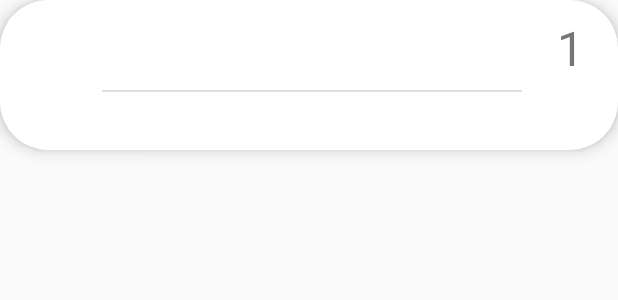
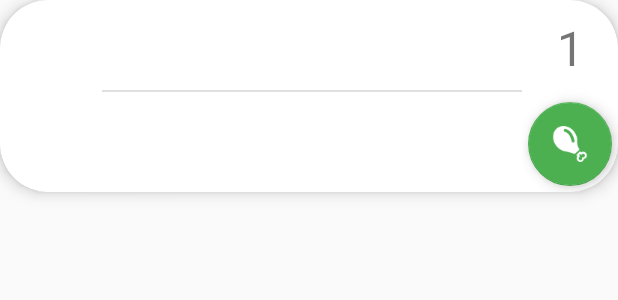
Before and after one commit to CodaPP/android-client, an Android app: the layout item_fridge.xml on its own in the app's theme, with its tools: preview values and no code run, on a phone screen of 412 x 824 dp. Shown: the top 300 px of the screen. Run offline under Robolectric (Android 15) with nearby library versions, the phone set to English and light mode, and no system bars; network calls fail.

Commit message:
added item donations

```diff
--- a/app/src/main/java/com/ialex/foodsavr/data/remote/models/FridgeItem.java
+++ b/app/src/main/java/com/ialex/foodsavr/data/remote/models/FridgeItem.java
@@ -7,6 +7,9 @@ import com.google.gson.annotations.SerializedName;
  */
 
 public class FridgeItem {
+
+    @SerializedName("ID")
+    public Integer itemId;
 
     @SerializedName("Quantity")
     public Integer quantity;
--- a/app/src/main/java/com/ialex/foodsavr/injection/AppComponent.java
+++ b/app/src/main/java/com/ialex/foodsavr/injection/AppComponent.java
@@ -10,6 +10,7 @@ import com.ialex.foodsavr.data.local.prefs.PrefsModule;
 import com.ialex.foodsavr.data.local.prefs.PrefsRepository;
 import com.ialex.foodsavr.data.remote.RemoteModule;
 import com.ialex.foodsavr.presentation.screen.login.LoginActivity;
+import com.ialex.foodsavr.presentation.screen.main.FridgeAdapter;
 import com.ialex.foodsavr.presentation.screen.main.fragments.FridgeFragment;
 
 import javax.inject.Singleton;
@@ -30,6 +31,8 @@ public interface AppComponent {
 
     void inject(MyFirebaseIdService service);
 
+    void inject(FridgeAdapter adapter);
+
     PrefsRepository prefsRepository();
 
     DataRepository dataManager();
--- a/app/src/main/res/layout/item_fridge.xml
+++ b/app/src/main/res/layout/item_fridge.xml
@@ -57,6 +57,11 @@
                 android:id="@+id/text_use_by" />
         </LinearLayout>
 
+        <LinearLayout
+            android:layout_width="wrap_content"
+            android:layout_height="wrap_content"
+            android:orientation="vertical">
+
             <TextView
                 android:id="@+id/text_quantity"
                 android:padding="2dp"
@@ -65,5 +70,15 @@
                 android:gravity="center"
                 android:textSize="32sp"
                 android:text="1"/>
+
+            <android.support.design.widget.FloatingActionButton
+                android:layout_width="wrap_content"
+                android:layout_height="wrap_content"
+                android:layout_margin="4dp"
+                android:id="@+id/donate_food"
+                android:src="@drawable/ic_gaina_32dp"
+                app:backgroundTint="@color/primary"
+                app:fabSize="normal"/>
+        </LinearLayout>
     </LinearLayout>
 </android.support.v7.widget.CardView>
```
Also changed, not shown: app/src/main/java/com/ialex/foodsavr/data/DataRepository.java (+22 -0 lines), app/src/main/java/com/ialex/foodsavr/data/remote/Api.java (+7 -1 lines), app/src/main/java/com/ialex/foodsavr/presentation/screen/main/FridgeAdapter.java (+51 -0 lines), app/src/main/res/drawable-hdpi/ic_gaina_32dp.png (added), app/src/main/res/drawable-mdpi/ic_gaina_32dp.png (added), app/src/main/res/drawable-xhdpi/ic_gaina_32dp.png (added), app/src/main/res/drawable-xxhdpi/ic_gaina_32dp.png (added), app/src/main/res/drawable-xxxhdpi/ic_gaina_32dp.png (added). Lines whose indentation alone changed are shown as unchanged.
